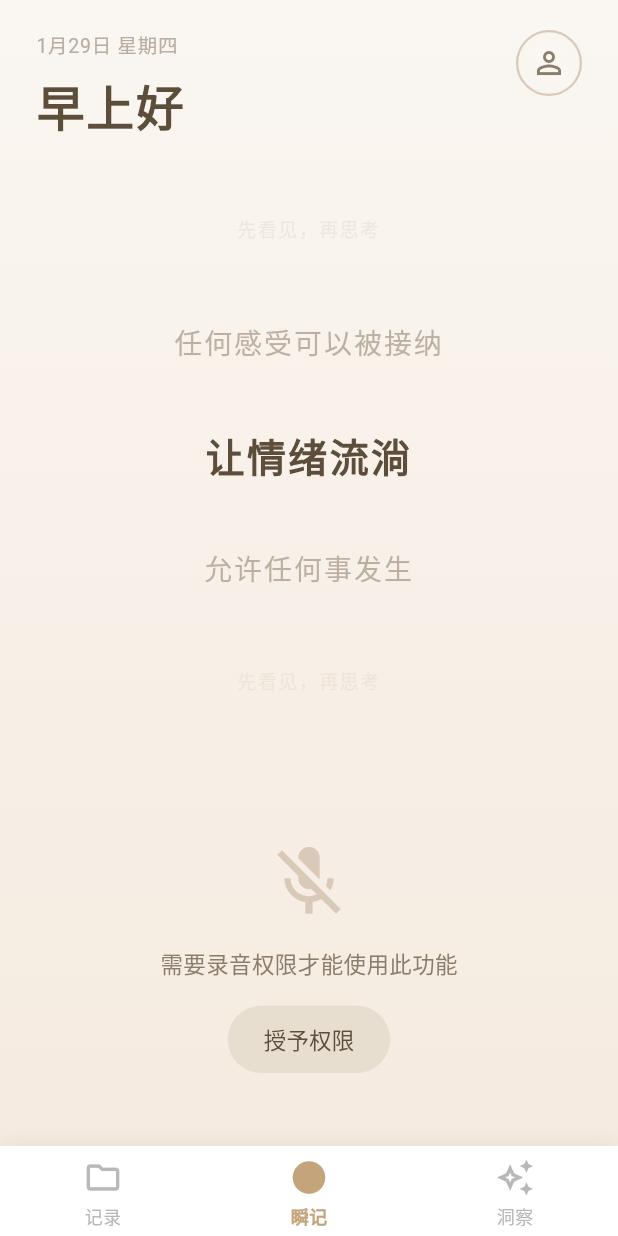
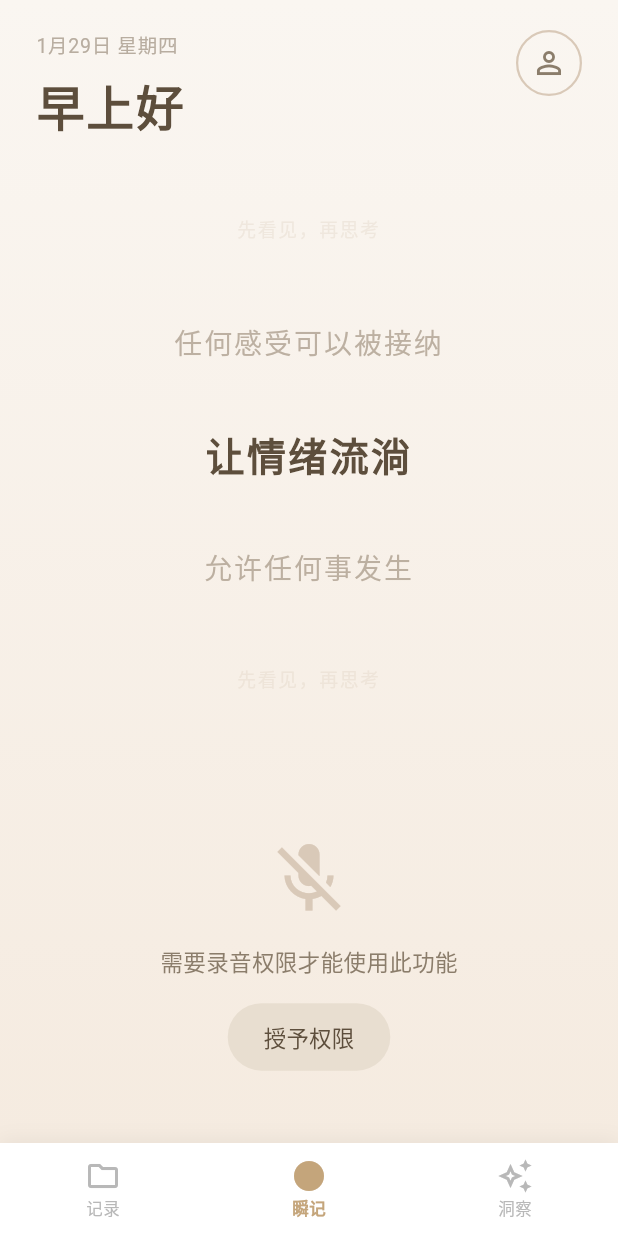
Before and after one commit to BinGess/Ocean, a Flutter app: the screen it shows after launch, on a phone screen of 412 x 824 dp. Run offline on Flutter 3.47's test engine with Material 3 defaults, Android fonts, the phone set to English and light mode, and no system bars; our stand-ins replace bloc_concurrency, dio, equatable, flutter_bloc, flutter_dotenv, freezed_annotation and 3 more; missing offline and left inert: record; accounts and stored records are empty; generated files the repository leaves out were written again.

Commit message:
fix: completely resolve bottom navigation overflow issue
Optimization changes:
- Increase SafeArea SizedBox height from 60 to 62 pixels
- Reduce vertical padding from 8 to 6 pixels
- Reduce icon size from 26 to 24 pixels
- Reduce spacing between icon and text from 4 to 2 pixels
- Reduce font size from 12 to 11 pixels

Total reduction: ~8-10 pixels in content height
This ensures the navigation bar content fits within constraints
without any overflow, while still maintaining good usability

Fixes the RenderFlex overflow error completely

```diff
--- a/lib/main.dart
+++ b/lib/main.dart
@@ -113,7 +113,7 @@ class _MainNavigationState extends State<MainNavigation> {
         ),
         child: SafeArea(
           child: SizedBox(
-            height: 60,
+            height: 62,
             child: Row(
               mainAxisAlignment: MainAxisAlignment.spaceAround,
               children: [
@@ -160,20 +160,20 @@ class _MainNavigationState extends State<MainNavigation> {
       },
       behavior: HitTestBehavior.opaque,
       child: Container(
-        padding: const EdgeInsets.symmetric(vertical: 8),
+        padding: const EdgeInsets.symmetric(vertical: 6),
         child: Column(
           mainAxisSize: MainAxisSize.min,
           children: [
             Icon(
               isActive ? activeIcon : icon,
-              size: 26,
+              size: 24,
               color: color,
             ),
-            const SizedBox(height: 4),
+            const SizedBox(height: 2),
             Text(
               label,
               style: TextStyle(
-                fontSize: 12,
+                fontSize: 11,
                 color: color,
                 fontWeight: isActive ? FontWeight.w600 : FontWeight.w400,
               ),
```
